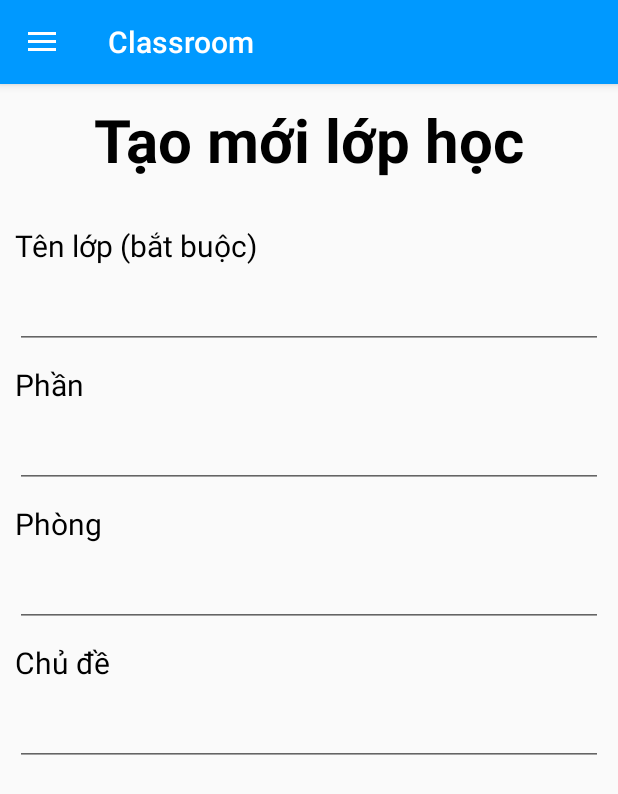
After one commit to phannhan-2503/Classroom02, an Android app: the fragment CreateclassFragment placed in its activity, on a phone screen of 412 x 824 dp. The commit adds this screen. Shown: the top 794 px of the screen. Run offline under Robolectric (Android 15) with nearby library versions, the phone set to English and light mode, and no system bars; our stand-ins replace Firebase (no records; nobody signed in at launch, a user with empty details on screens opened directly), Picasso.

Commit message:
edit & add createclass-interface

```diff
--- /dev/null
+++ b/app/src/main/java/com/example/classroom02/Fragment/CreateclassFragment.java
@@ -0,0 +1,20 @@
+package com.example.classroom02.Fragment;
+
+import android.os.Bundle;
+
+import androidx.fragment.app.Fragment;
+
+import android.view.LayoutInflater;
+import android.view.View;
+import android.view.ViewGroup;
+
+import com.example.classroom02.R;
+
+public class CreateclassFragment extends Fragment {
+    @Override
+    public View onCreateView(LayoutInflater inflater, ViewGroup container,
+                             Bundle savedInstanceState) {
+        // Inflate the layout for this fragment
+        return inflater.inflate(R.layout.fragment_createclass, container, false);
+    }
+}
--- a/app/src/main/java/com/example/classroom02/Fragment/HomeFragment.java
+++ b/app/src/main/java/com/example/classroom02/Fragment/HomeFragment.java
@@ -95,10 +95,22 @@ public class HomeFragment extends Fragment {
             public void onClick(View v) {
                 popupWindow.dismiss();
                 // Khi TextView join_class được nhấn, mở fragment mới ở đây
-                openNewFragment();
+                openJoinClassFragment();
             }
         });
 
+        // Tìm TextView trong layout của fragment có id là join_class
+        TextView createClassTextView = homeMenuView.findViewById(R.id.create_class);
+
+        // Thiết lập sự kiện nhấn cho TextView join_class
+        createClassTextView.setOnClickListener(new View.OnClickListener() {
+            @Override
+            public void onClick(View v) {
+                popupWindow.dismiss();
+                // Khi TextView join_class được nhấn, mở fragment mới ở đây
+                openCreateClassFragment();
+            }
+        });
         // Kết nối với Firebase Realtime Database
         databaseReference = FirebaseDatabase.getInstance().getReference().child("Class");
 
@@ -126,7 +138,7 @@ public class HomeFragment extends Fragment {
     }
 
     // Phương thức để mở fragment mới
-    private void openNewFragment() {
+    private void openJoinClassFragment() {
         // Tạo instance của fragment mới cần mở
         Fragment newFragment = new JoinclassFragment(); // Thay YourNewFragment bằng tên fragment bạn muốn mở
 
@@ -139,4 +151,18 @@ public class HomeFragment extends Fragment {
         fragmentTransaction.addToBackStack(null); // (Optional) Cho phép nhấn nút back để quay lại fragment trước đó
         fragmentTransaction.commit();
     }
+    // Phương thức để mở fragment mới
+    private void openCreateClassFragment() {
+        // Tạo instance của fragment mới cần mở
+        Fragment newFragment = new CreateclassFragment(); // Thay YourNewFragment bằng tên fragment bạn muốn mở
+
+        // Lấy instance của FragmentManager
+        FragmentManager fragmentManager = getActivity().getSupportFragmentManager();
+
+        // Bắt đầu transaction để thay thế fragment hiện tại bằng fragment mới
+        FragmentTransaction fragmentTransaction = fragmentManager.beginTransaction();
+        fragmentTransaction.replace(R.id.fragment_container, newFragment); // Thay R.id.fragment_container bằng id của layout chứa fragment trong activity của bạn
+        fragmentTransaction.addToBackStack(null); // (Optional) Cho phép nhấn nút back để quay lại fragment trước đó
+        fragmentTransaction.commit();
+    }
 }
--- /dev/null
+++ b/app/src/main/res/layout/fragment_createclass.xml
@@ -0,0 +1,71 @@
+<?xml version="1.0" encoding="utf-8"?>
+<LinearLayout xmlns:android="http://schemas.android.com/apk/res/android"
+    android:layout_width="match_parent"
+    android:layout_height="match_parent"
+    android:orientation="vertical"
+    android:padding="10dp">
+    <TextView
+        android:layout_width="match_parent"
+        android:layout_height="wrap_content"
+        android:text="Tạo mới lớp học"
+        android:textAlignment="center"
+        android:textSize="40sp"
+        android:textStyle="bold"
+        android:textColor="@color/black"/>
+    <TextView
+        android:layout_width="match_parent"
+        android:layout_height="wrap_content"
+        android:text="Tên lớp (bắt buộc)"
+        android:layout_marginTop="30dp"
+        android:textSize="20sp"
+        android:textColor="@color/black"/>
+    <EditText
+        android:id="@+id/editText_name"
+        android:layout_width="match_parent"
+        android:layout_height="wrap_content"
+        android:layout_marginTop="10dp"
+        android:inputType="text"
+        android:text=""/>
+    <TextView
+        android:layout_width="match_parent"
+        android:layout_height="wrap_content"
+        android:text="Phần"
+        android:layout_marginTop="10dp"
+        android:textSize="20sp"
+        android:textColor="@color/black"/>
+    <EditText
+        android:id="@+id/editText_part"
+        android:layout_width="match_parent"
+        android:layout_height="wrap_content"
+        android:layout_marginTop="10dp"
+        android:inputType="text"
+        android:text=""/>
+    <TextView
+        android:layout_width="match_parent"
+        android:layout_height="wrap_content"
+        android:text="Phòng"
+        android:layout_marginTop="10dp"
+        android:textSize="20sp"
+        android:textColor="@color/black"/>
+    <EditText
+        android:id="@+id/editText_room"
+        android:layout_width="match_parent"
+        android:layout_height="wrap_content"
+        android:layout_marginTop="10dp"
+        android:inputType="text"
+        android:text=""/>
+    <TextView
+        android:layout_width="match_parent"
+        android:layout_height="wrap_content"
+        android:text="Chủ đề"
+        android:layout_marginTop="10dp"
+        android:textSize="20sp"
+        android:textColor="@color/black"/>
+    <EditText
+        android:id="@+id/editText_theme"
+        android:layout_width="match_parent"
+        android:layout_height="wrap_content"
+        android:layout_marginTop="10dp"
+        android:inputType="text"
+        android:text=""/>
+</LinearLayout>
--- a/app/src/main/res/layout/fragment_joinclass.xml
+++ b/app/src/main/res/layout/fragment_joinclass.xml
@@ -10,18 +10,19 @@
         android:text="Tham gia lớp học"
         android:textAlignment="center"
         android:textSize="40sp"
-        android:textStyle="bold"/>
+        android:textStyle="bold"
+        android:textColor="@color/black"/>
     <TextView
         android:layout_width="match_parent"
         android:layout_height="wrap_content"
-        android:text="Hãy hỏi giáo viên của bạn mã lớp để tham gia lớp học:"
+        android:text="Hãy hỏi giáo viên của bạn mã lớp và nhập vaò bên dưới để tham gia lớp học:"
         android:layout_marginTop="10dp"
-        android:textSize="20sp"/>
+        android:textSize="20sp"
+        android:textColor="@color/black"/>
     <EditText
         android:id="@+id/editText_join"
         android:layout_width="match_parent"
         android:layout_height="wrap_content"
         android:layout_marginTop="10dp"
-        android:inputType="text"
-        android:text="Nhập mã lớp"/>
+        android:inputType="text" />
 </LinearLayout>
```
